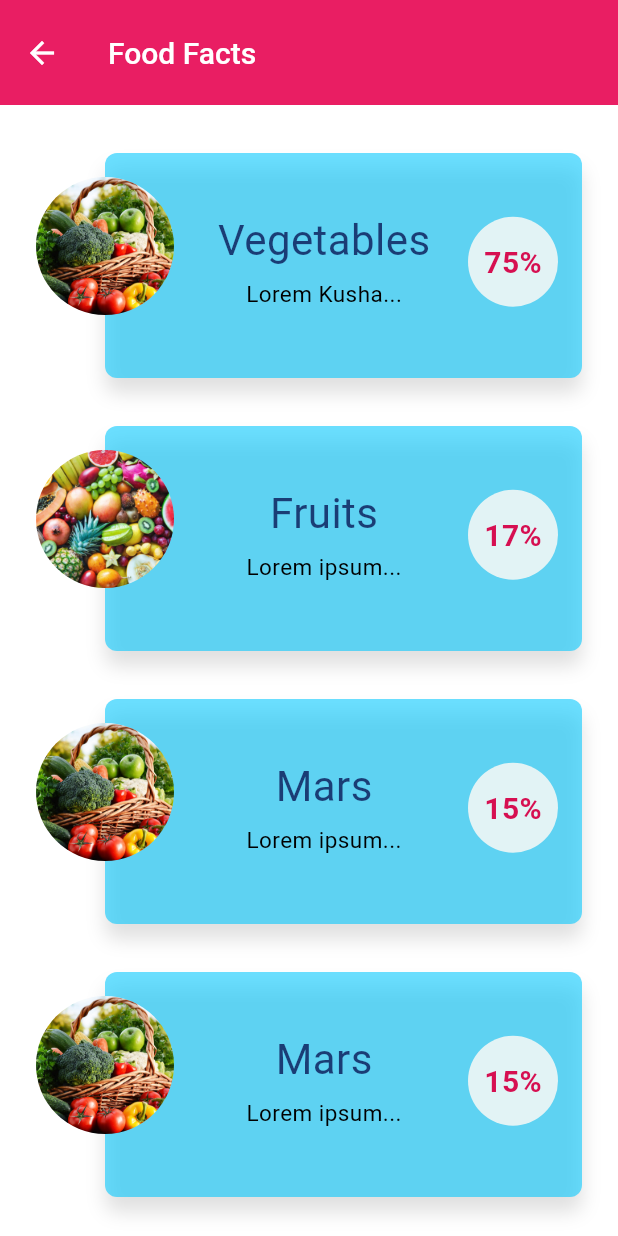
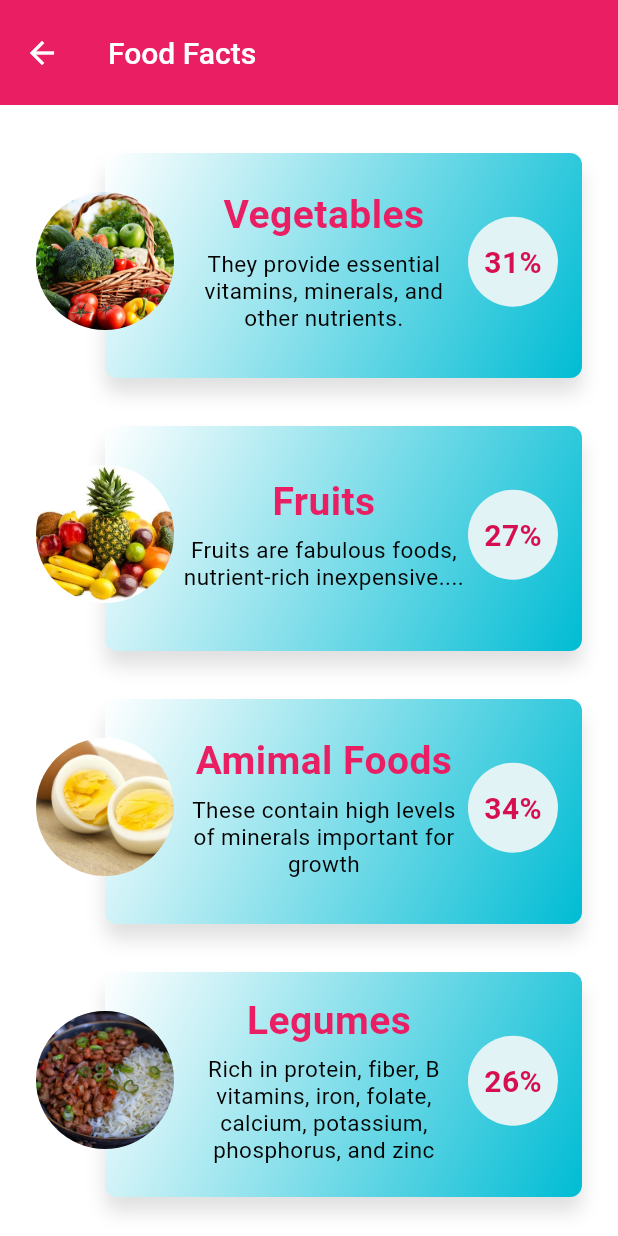
Before and after one commit to Alozious/mda-1, a Flutter app: the Foodfactspage screen opened by its route, on a phone screen of 412 x 824 dp. Run offline on Flutter 3.47's test engine with Material 2 defaults, Android fonts, the phone set to English and light mode, and no system bars; our stand-ins replace cloud_firestore, firebase_core, font_awesome_flutter, image_picker, share_plus; missing offline and left inert: passwordfield; accounts and stored records are empty.

Commit message:
food facts

```diff
--- a/mda/lib/foodfacts.dart
+++ b/mda/lib/foodfacts.dart
@@ -25,38 +25,40 @@ List<Foodcardcontet> fooddetail = [
   Foodcardcontet(
     id: "1",
     name: "Vegetables",
-    percentage: "75%",
-    description: "Lorem Kusha...",
+    percentage: "31%",
+    description:
+        "They provide essential vitamins, minerals, and other nutrients.",
     image: "assets/images/vegetables.jpg",
     typedetailspage: "vegetablespage",
   ),
   Foodcardcontet(
     id: "1",
     name: "Fruits",
-    percentage: "17%",
-    description: "Lorem ipsum...",
-    image: "assets/images/fruits.jpg",
+    percentage: "27%",
+    description: "Fruits are fabulous foods, nutrient-rich inexpensive....",
+    image: "assets/images/fruit.jpg",
     typedetailspage: "fruitspage",
   ),
   Foodcardcontet(
     id: "1",
-    name: "Mars",
-    percentage: "15%",
-    description: "Lorem ipsum...",
-    image: "assets/images/vegetables.jpg",
+    name: "Amimal Foods",
+    percentage: "34%",
+    description: "These contain high levels of minerals important for growth",
+    image: "assets/images/egg.jpg",
     typedetailspage: "vegetablespage",
   ),
   Foodcardcontet(
     id: "1",
-    name: "Mars",
-    percentage: "15%",
-    description: "Lorem ipsum...",
-    image: "assets/images/vegetables.jpg",
+    name: " Legumes",
+    percentage: "26%",
+    description:
+        "Rich in protein, fiber, B vitamins, iron, folate, calcium, potassium, phosphorus, and zinc",
+    image: "assets/images/legumes.webp",
     typedetailspage: "vegetablespage",
   ),
   Foodcardcontet(
     id: "1",
-    name: "Mars",
+    name: "Roots",
     percentage: "15%",
     description: "Lorem ipsum...",
     image: "assets/images/vegetables.jpg",
@@ -64,23 +66,36 @@ List<Foodcardcontet> fooddetail = [
   ),
 ];
 
-class FoodRow extends StatelessWidget {
+class FoodRow extends StatefulWidget {
   const FoodRow(this.fooddetail, {Key? key}) : super(key: key);
 
   final Foodcardcontet fooddetail;
 
   @override
+  State<FoodRow> createState() => _FoodRowState();
+}
+
+class _FoodRowState extends State<FoodRow> {
+  @override
   Widget build(BuildContext context) {
     var foodTexts = GestureDetector(
       onTap: () {
-        Navigator.pushNamed(context, fooddetail.typedetailspage);
+        Navigator.pushNamed(context, widget.fooddetail.typedetailspage);
       },
       child: Container(
         // Box Containing the food item
         height: 150.0,
         margin: const EdgeInsets.only(left: 46.0),
         decoration: BoxDecoration(
-          color: const Color.fromARGB(148, 0, 200, 255),
+          gradient: const LinearGradient(
+              begin: Alignment.topLeft,
+              end: Alignment.bottomRight,
+              colors: [
+                // Colors.pink,
+                Colors.white,
+                Colors.cyan,
+              ]),
+          // color: Color.fromARGB(147, 204, 80, 188),
           borderRadius: BorderRadius.circular(8.0),
           boxShadow: const <BoxShadow>[
             BoxShadow(
@@ -100,21 +115,27 @@ class FoodRow extends StatelessWidget {
                   mainAxisAlignment: MainAxisAlignment.center,
                   children: <Widget>[
                     Text(
-                      fooddetail.name,
+                      widget.fooddetail.name,
                       style: const TextStyle(
-                        color: Color.fromARGB(186, 1, 6, 71),
-                        fontSize: 28,
+                        color: Colors.pink,
+                        fontSize: 26,
                         letterSpacing: 0.3,
+                        fontWeight: FontWeight.bold,
                       ),
+                      textAlign: TextAlign.center,
+                      overflow: TextOverflow.clip,
                     ),
                     Container(height: 9.0),
                     Text(
-                      fooddetail.description,
+                      widget.fooddetail.description,
                       style: const TextStyle(
-                          color: Color.fromARGB(255, 0, 0, 0),
-                          fontSize: 15,
-                          letterSpacing: 0.3,
-                          height: 1.3),
+                        color: Color.fromARGB(255, 0, 0, 0),
+                        fontSize: 15,
+                        letterSpacing: 0.3,
+                        height: 1.2,
+                      ),
+                      textAlign: TextAlign.center,
+                      overflow: TextOverflow.fade,
                     ),
                   ],
                 ),
@@ -125,7 +146,7 @@ class FoodRow extends StatelessWidget {
                 backgroundColor: const Color.fromARGB(255, 226, 243, 245),
                 radius: 30,
                 child: Text(
-                  fooddetail.percentage,
+                  widget.fooddetail.percentage,
                   style: const TextStyle(
                     color: Color.fromARGB(255, 214, 15, 81),
                     fontSize: 20,
@@ -149,14 +170,14 @@ class FoodRow extends StatelessWidget {
 
     // The Picture on the side of the card
     var foodpic = Container(
-      margin: const EdgeInsets.symmetric(vertical: 16.0),
+      margin: const EdgeInsets.symmetric(vertical: 26.0),
       alignment: FractionalOffset.centerLeft,
       height: 92.0,
       width: 92.0,
       decoration: BoxDecoration(
         shape: BoxShape.circle,
         image: DecorationImage(
-            image: AssetImage(fooddetail.image), fit: BoxFit.fitHeight),
+            image: AssetImage(widget.fooddetail.image), fit: BoxFit.fitHeight),
       ),
     );
 
```
Also changed, not shown: mda/assets/images/egg.jpg (added), mda/assets/images/fruit.jpg (added), mda/assets/images/legumes.webp (added).
